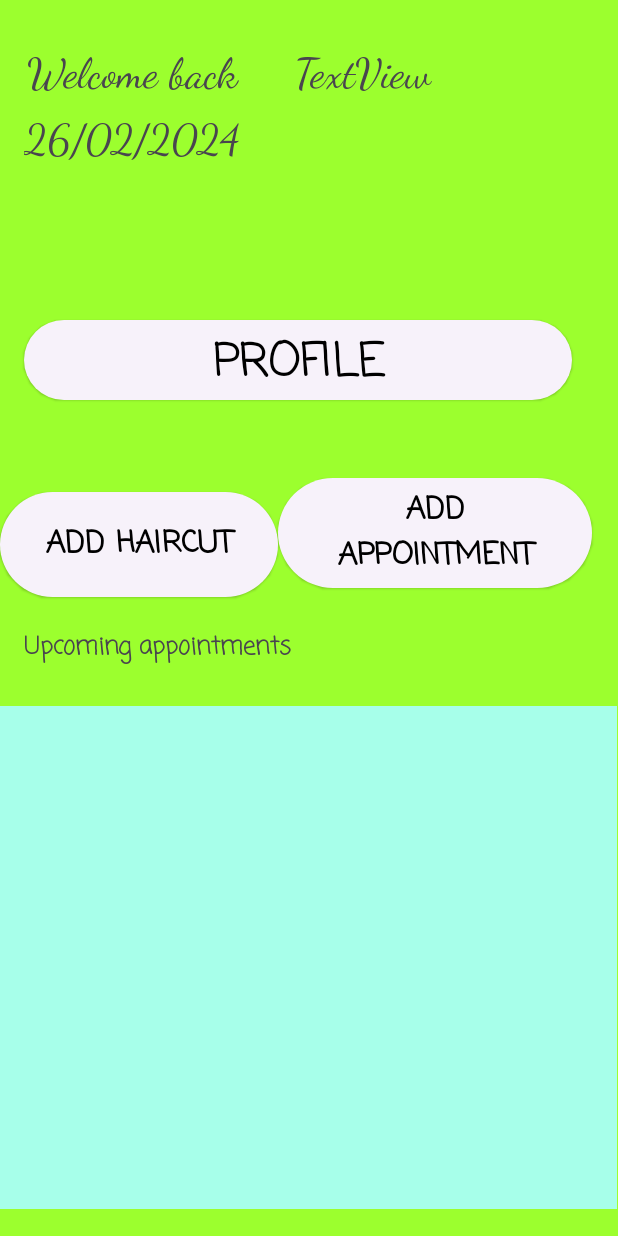
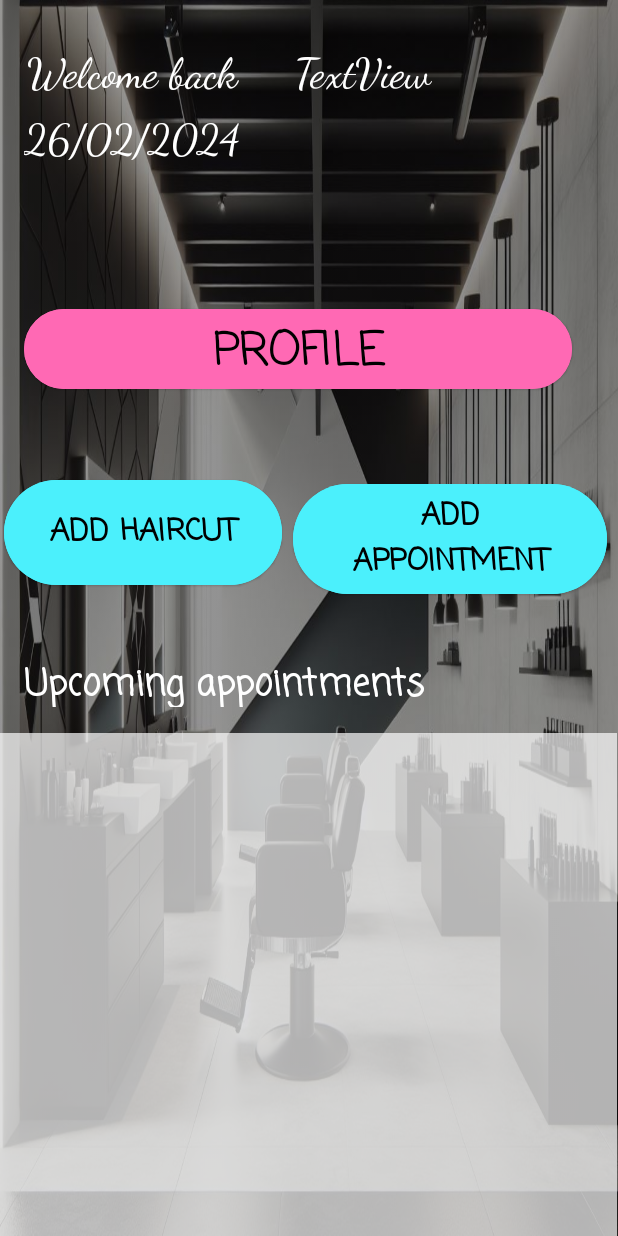
Before and after one commit to BarberBrisk-team/BarberBrisk, an Android app: the barberHomePage screen opened directly, with no data from a screen before it, on a phone screen of 412 x 824 dp. Run offline under Robolectric (Android 15) with nearby library versions, the phone set to English and light mode, and no system bars; our stand-ins replace Firebase (no records; nobody signed in at launch, a user with empty details on screens opened directly).

Commit message:
finish design the barber home page

```diff
--- a/app/src/main/res/layout/activity_barber_home_page.xml
+++ b/app/src/main/res/layout/activity_barber_home_page.xml
@@ -4,7 +4,9 @@
     xmlns:tools="http://schemas.android.com/tools"
     android:layout_width="match_parent"
     android:layout_height="match_parent"
-    android:background="#9CFF2E"
+    android:background="@drawable/Barber_room"
+    android:backgroundTint="#69000000"
+    android:backgroundTintMode="src_over"
     tools:context=".viewModel.barberHomePage">
 
     <Button
@@ -13,6 +15,7 @@
         android:layout_width="365dp"
         android:layout_height="61dp"
         android:layout_marginBottom="27dp"
+        android:backgroundTint="@color/accent"
         android:fontFamily="casual"
         android:onClick="handelButtonProfile"
         android:text="Profile"
@@ -33,7 +36,8 @@
         style="@style/Widget.Material3.Button.ElevatedButton"
         android:layout_width="209dp"
         android:layout_height="0dp"
-        android:layout_marginBottom="428dp"
+        android:layout_marginBottom="424dp"
+        android:backgroundTint="@color/primary"
         android:fontFamily="casual"
         android:onClick="handelButtonAddAppointment"
         android:text="Add Appointment"
@@ -44,7 +48,7 @@
         android:textStyle="bold"
         app:layout_constraintBottom_toBottomOf="parent"
         app:layout_constraintEnd_toEndOf="parent"
-        app:layout_constraintHorizontal_bias="0.916"
+        app:layout_constraintHorizontal_bias="0.965"
         app:layout_constraintStart_toStartOf="parent" />
 
     <Button
@@ -52,7 +56,8 @@
         style="@style/Widget.Material3.Button.ElevatedButton"
         android:layout_width="185dp"
         android:layout_height="78dp"
-        android:layout_marginBottom="17dp"
+        android:layout_marginBottom="44dp"
+        android:backgroundTint="@color/primary"
         android:fontFamily="casual"
         android:text="Add Haircut"
         android:textAlignment="center"
@@ -62,7 +67,7 @@
         android:textStyle="bold"
         app:layout_constraintBottom_toTopOf="@+id/textView"
         app:layout_constraintEnd_toStartOf="@+id/buttonBarbeerAddAppointment"
-        app:layout_constraintHorizontal_bias="0.0"
+        app:layout_constraintHorizontal_bias="0.294"
         app:layout_constraintStart_toStartOf="parent" />
 
     <TextView
@@ -72,6 +77,7 @@
         android:layout_marginTop="32dp"
         android:fontFamily="cursive"
         android:text="Welcome back "
+        android:textColor="@color/text"
         android:textSize="28dp"
         app:layout_constraintBottom_toTopOf="@+id/DateTextView"
         app:layout_constraintEnd_toStartOf="@+id/NameTextView"
@@ -88,6 +94,7 @@
         android:layout_marginEnd="44dp"
         android:fontFamily="cursive"
         android:text="TextView"
+        android:textColor="@color/text"
         android:textSize="28dp"
         app:layout_constraintEnd_toEndOf="parent"
         app:layout_constraintTop_toTopOf="parent" />
@@ -99,6 +106,7 @@
         android:layout_marginStart="16dp"
         android:fontFamily="cursive"
         android:text="TextView"
+        android:textColor="@color/text"
         android:textSize="28dp"
         app:layout_constraintStart_toStartOf="parent"
         app:layout_constraintTop_toBottomOf="@+id/NameTextView"
@@ -109,27 +117,31 @@
         android:layout_width="411dp"
         android:layout_height="335dp"
         android:layout_marginTop="56dp"
-        android:background="#A7FFEA"
+        android:background="@color/sub_text"
+        android:backgroundTint="#B0FFFFFF"
         android:scrollbarSize="4dp"
         app:layout_constraintBottom_toBottomOf="parent"
         app:layout_constraintEnd_toEndOf="parent"
         app:layout_constraintHorizontal_bias="0.0"
         app:layout_constraintStart_toStartOf="parent"
-        app:layout_constraintTop_toBottomOf="@+id/buttonBarbeerAddAppointment" />
+        app:layout_constraintTop_toBottomOf="@+id/buttonBarbeerAddAppointment"
+        app:layout_constraintVertical_bias="1.0" />
 
     <TextView
         android:id="@+id/textView"
-        android:layout_width="182dp"
-        android:layout_height="28dp"
+        android:layout_width="315dp"
+        android:layout_height="33dp"
         android:layout_marginStart="16dp"
         android:layout_marginTop="16dp"
         android:layout_marginBottom="16dp"
         android:fontFamily="casual"
         android:text="Upcoming appointments"
-        android:textSize="16sp"
+        android:textColor="@color/text"
+        android:textSize="24sp"
         android:textStyle="bold"
         app:layout_constraintBottom_toTopOf="@+id/OccupiedAppointmentsView"
         app:layout_constraintStart_toStartOf="parent"
-        app:layout_constraintTop_toBottomOf="@+id/buttonBarbeerAddAppointment" />
+        app:layout_constraintTop_toBottomOf="@+id/buttonBarbeerAddAppointment"
+        app:layout_constraintVertical_bias="0.939" />
 
 </androidx.constraintlayout.widget.ConstraintLayout>
--- a/app/src/main/res/values/colors.xml
+++ b/app/src/main/res/values/colors.xml
@@ -1,6 +1,9 @@
 <?xml version="1.0" encoding="utf-8"?>
 <resources>
-    <color name="green">#FFa4FFa4</color>
     <color name="black">#FF000000</color>
-    <color name="white">#FFFFFFFF</color>
+    <color name="primary">#4BF0FC</color> <!-- Neon Cyan -->
+    <color name="secondary">#212121</color> <!-- Dark Grey -->
+    <color name="accent">#FF69B4</color> <!-- Neon Pink -->
+    <color name="text">#FFFFFF</color> <!-- White -->
+    <color name="sub_text">#BDBDBD</color> <!-- Light Grey -->
 </resources>
```
Also changed, not shown: app/src/main/res/drawable/Barber_room.jpg (added), app/src/main/res/drawable/Barber_room2_for_client.jpg (added).
